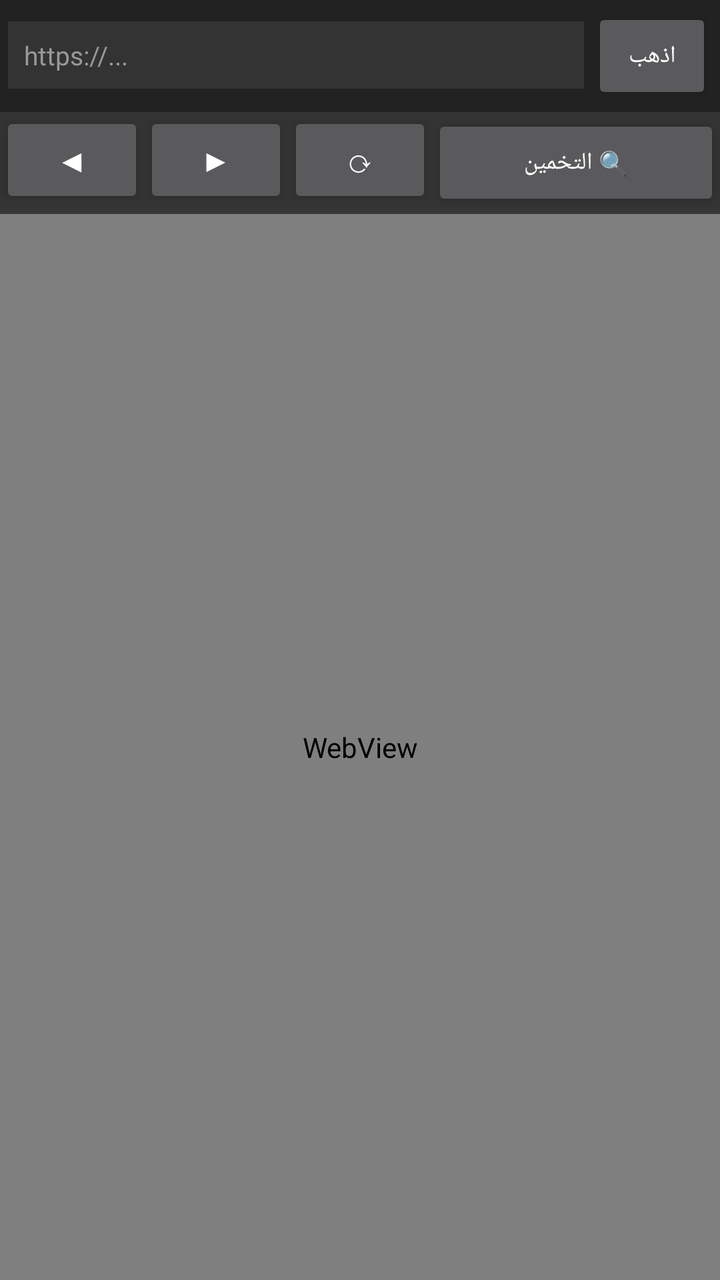
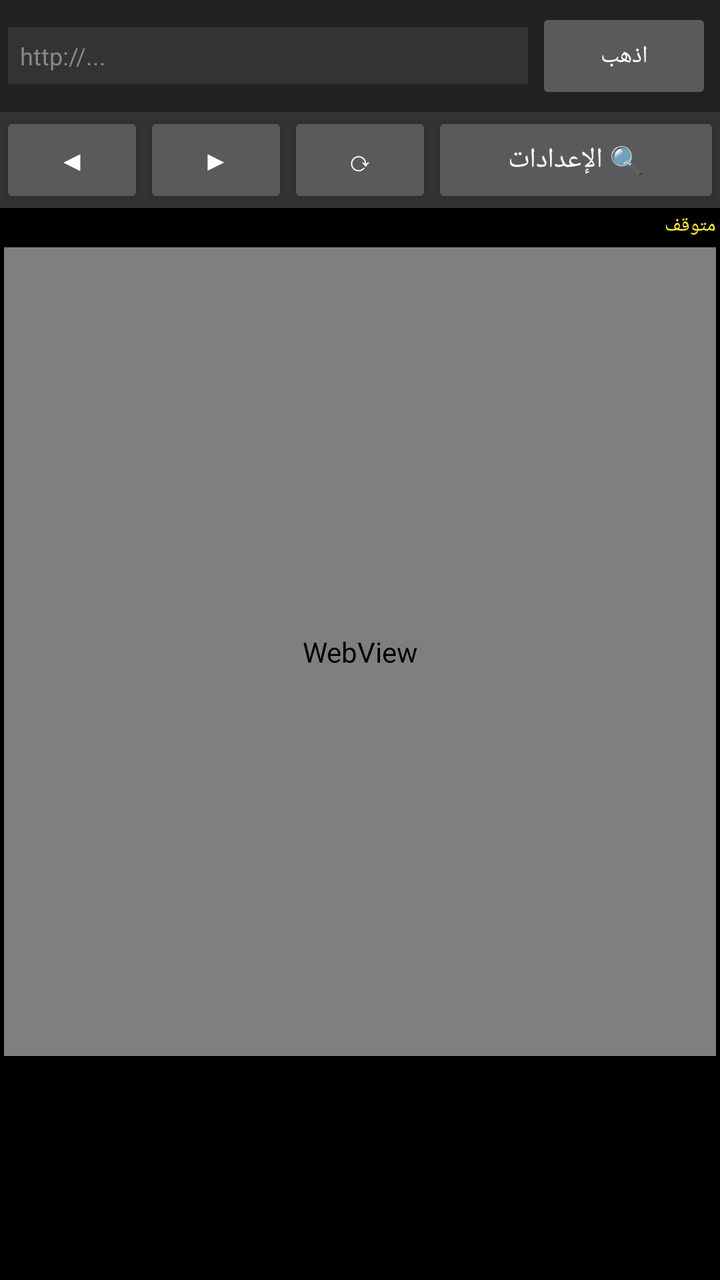

Two renders of the same Android screen: before a commit and after it. Below are the layout's source before the change and the commit's diff.
<!-- AndroidManifest.xml: application theme android:Theme.Material.NoActionBar -->
<!-- res/layout/activity_main.xml -->
<?xml version="1.0" encoding="utf-8"?>
<LinearLayout xmlns:android="http://schemas.android.com/apk/res/android"
    android:layout_width="match_parent"
    android:layout_height="match_parent"
    android:orientation="vertical"
    android:background="#000000">

    <LinearLayout android:layout_width="match_parent" android:layout_height="wrap_content"
        android:orientation="horizontal" android:padding="4dp" android:background="#222222">
        <EditText android:id="@+id/urlBar" android:layout_width="0dp" android:layout_height="wrap_content"
            android:layout_weight="1" android:hint="https://..." android:inputType="textUri"
            android:textColor="#FFFFFF" android:textColorHint="#999999" android:textSize="13sp"
            android:background="#333333" android:padding="8dp" android:layout_marginEnd="4dp"/>
        <Button android:id="@+id/btnGo" android:layout_width="wrap_content"
            android:layout_height="wrap_content" android:text="اذهب" android:textSize="12sp" android:minWidth="60dp"/>
    </LinearLayout>

    <LinearLayout android:layout_width="match_parent" android:layout_height="wrap_content"
        android:orientation="horizontal" android:background="#333333">
        <Button android:id="@+id/btnBack" android:layout_width="0dp" android:layout_height="wrap_content"
            android:layout_weight="1" android:text="◀" android:textSize="16sp"/>
        <Button android:id="@+id/btnForward" android:layout_width="0dp" android:layout_height="wrap_content"
            android:layout_weight="1" android:text="▶" android:textSize="16sp"/>
        <Button android:id="@+id/btnRefresh" android:layout_width="0dp" android:layout_height="wrap_content"
            android:layout_weight="1" android:text="⟳" android:textSize="16sp"/>
        <Button android:id="@+id/btnFinder" android:layout_width="0dp" android:layout_height="wrap_content"
            android:layout_weight="2" android:text="🔍 التخمين" android:textSize="12sp"/>
    </LinearLayout>

    <ProgressBar android:id="@+id/progressBar"
        style="?android:attr/progressBarStyleHorizontal"
        android:layout_width="match_parent" android:layout_height="3dp" android:max="100"/>

    <WebView android:id="@+id/webView" android:layout_width="match_parent"
        android:layout_height="0dp" android:layout_weight="1" android:background="#000000"/>

    <LinearLayout android:id="@+id/panel" android:layout_width="match_parent"
        android:layout_height="wrap_content" android:orientation="vertical"
        android:background="#0D0D0D" android:visibility="gone" android:padding="6dp">

        <TextView android:id="@+id/voucherResult" android:layout_width="match_parent"
            android:layout_height="wrap_content" android:visibility="gone"
            android:textColor="#000000" android:background="#00FF00"
            android:padding="10dp" android:textSize="16sp" android:textStyle="bold"
            android:gravity="center" android:layout_marginBottom="6dp"/>

        <TextView android:id="@+id/statusText" android:layout_width="match_parent"
            android:layout_height="wrap_content" android:textColor="#FFEB3B"
            android:textSize="11sp" android:text="متوقف" android:layout_marginBottom="4dp"/>

        <ScrollView android:layout_width="match_parent" android:layout_height="wrap_content" android:maxHeight="300dp">
            <LinearLayout android:layout_width="match_parent" android:layout_height="wrap_content"
                android:orientation="vertical">
                <LinearLayout android:layout_width="match_parent" android:layout_height="wrap_content"
                    android:orientation="horizontal">
                    <LinearLayout android:layout_width="0dp" android:layout_height="wrap_content"
                        android:layout_weight="1" android:orientation="vertical">
                        <TextView android:layout_width="wrap_content" android:layout_height="wrap_content"
                            android:text="البادئة (Prefix)" android:textColor="#CCCCCC" android:textSize="10sp"/>
                        <EditText android:id="@+id/etPrefix" android:layout_width="match_parent"
                            android:layout_height="wrap_content" android:hint="42091"
                            android:textColor="#FFFFFF" android:textColorHint="#666666"
                            android:textSize="12sp" android:background="#333333"
                            android:padding="4dp" android:inputType="text"/>
                    </LinearLayout>
                    <LinearLayout android:layout_width="0dp" android:layout_height="wrap_content"
                        android:layout_weight="1" android:orientation="vertical" android:layout_marginStart="4dp">
                        <TextView android:layout_width="wrap_content" android:layout_height="wrap_content"
                            android:text="اللاحقة (Suffix)" android:textColor="#CCCCCC" android:textSize="10sp"/>
                        <EditText android:id="@+id/etSuffix" android:layout_width="match_parent"
                            android:layout_height="wrap_content" android:hint="3"
                            android:textColor="#FFFFFF" android:textColorHint="#666666"
                            android:textSize="12sp" android:background="#333333"
                            android:padding="4dp" android:inputType="text"/>
                    </LinearLayout>
                </LinearLayout>

                <LinearLayout android:layout_width="match_parent" android:layout_height="wrap_content"
                    android:orientation="horizontal">
                    <LinearLayout android:layout_width="0dp" android:layout_height="wrap_content"
                        android:layout_weight="1" android:orientation="vertical">
                        <TextView android:layout_width="wrap_content" android:layout_height="wrap_content"
                            android:text="عدد الأرقام" android:textColor="#CCCCCC" android:textSize="10sp"/>
                        <EditText android:id="@+id/etDigits" android:layout_width="match_parent"
                            android:layout_height="wrap_content" android:hint="2"
                            android:textColor="#FFFFFF" android:textColorHint="#666666"
                            android:textSize="12sp" android:background="#333333"
                            android:padding="4dp" android:inputType="text"/>
                    </LinearLayout>
                    <LinearLayout android:layout_width="0dp" android:layout_height="wrap_content"
                        android:layout_weight="1" android:orientation="vertical" android:layout_marginStart="4dp">
                        <TextView android:layout_width="wrap_content" android:layout_height="wrap_content"
                            android:text="المحاولات" android:textColor="#CCCCCC" android:textSize="10sp"/>
                        <EditText android:id="@+id/etAttempts" android:layout_width="match_parent"
                            android:layout_height="wrap_content" android:hint="100"
                            android:textColor="#FFFFFF" android:textColorHint="#666666"
                            android:textSize="12sp" android:background="#333333"
                            android:padding="4dp" android:inputType="text"/>
                    </LinearLayout>
                </LinearLayout>

                <TextView android:layout_width="wrap_content" android:layout_height="wrap_content"
                    android:text="⏱ الإعدادات الزمنية (ms)" android:textColor="#FFEB3B"
                    android:textSize="10sp" android:textStyle="bold" android:layout_marginTop="4dp"/>
                <LinearLayout android:layout_width="match_parent" android:layout_height="wrap_content"
                    android:orientation="horizontal">
                    <LinearLayout android:layout_width="0dp" android:layout_height="wrap_content"
                        android:layout_weight="1" android:orientation="vertical">
                        <TextView android:layout_width="wrap_content" android:layout_height="wrap_content"
                            android:text="التأخير" android:textColor="#CCCCCC" android:textSize="9sp"/>
                        <EditText android:id="@+id/etPause" android:layout_width="match_parent"
                            android:layout_height="wrap_content" android:hint="300"
                            android:textColor="#FFFFFF" android:textColorHint="#666666"
                            android:textSize="11sp" android:background="#222222"
                            android:padding="3dp" android:inputType="text"/>
                    </LinearLayout>
                    <LinearLayout android:layout_width="0dp" android:layout_height="wrap_content"
                        android:layout_weight="1" android:orientation="vertical" android:layout_marginStart="4dp">
                        <TextView android:layout_width="wrap_content" android:layout_height="wrap_content"
                            android:text="الانتظار" android:textColor="#CCCCCC" android:textSize="9sp"/>
                        <EditText android:id="@+id/etRetry" android:layout_width="match_parent"
                            android:layout_height="wrap_content" android:hint="1000"
                            android:textColor="#FFFFFF" android:textColorHint="#666666"
                            android:textSize="11sp" android:background="#222222"
                            android:padding="3dp" android:inputType="text"/>
                    </LinearLayout>
                    <LinearLayout android:layout_width="0dp" android:layout_height="wrap_content"
                        android:layout_weight="1" android:orientation="vertical" android:layout_marginStart="4dp">
                        <TextView android:layout_width="wrap_content" android:layout_height="wrap_content"
                            android:text="حجم الدفعة" android:textColor="#CCCCCC" android:textSize="9sp"/>
                        <EditText android:id="@+id/etStatusEvery" android:layout_width="match_parent"
                            android:layout_height="wrap_content" android:hint="300"
                            android:textColor="#FFFFFF" android:textColorHint="#666666"
                            android:textSize="11sp" android:background="#222222"
                            android:padding="3dp" android:inputType="text"/>
                    </LinearLayout>
                    <LinearLayout android:layout_width="0dp" android:layout_height="wrap_content"
                        android:layout_weight="1" android:orientation="vertical" android:layout_marginStart="4dp">
                        <TextView android:layout_width="wrap_content" android:layout_height="wrap_content"
                            android:text="التوازي" android:textColor="#CCCCCC" android:textSize="9sp"/>
                        <EditText android:id="@+id/etRttEvery" android:layout_width="match_parent"
                            android:layout_height="wrap_content" android:hint="5"
                            android:textColor="#FFFFFF" android:textColorHint="#666666"
                            android:textSize="11sp" android:background="#222222"
                            android:padding="3dp" android:inputType="text"/>
                    </LinearLayout>
                </LinearLayout>
            </LinearLayout>
        </ScrollView>

        <LinearLayout android:layout_width="match_parent" android:layout_height="wrap_content"
            android:orientation="horizontal" android:layout_marginTop="4dp" android:layout_marginBottom="4dp">
            <Button android:id="@+id/btnPresentation" android:layout_width="match_parent" android:layout_height="wrap_content" android:text="🎬 وضع العرض: مُعطّل" android:textSize="11sp" android:layout_marginTop="4dp" android:layout_marginBottom="4dp"/>
                <Button android:id="@+id/btnStart" android:layout_width="0dp" android:layout_height="wrap_content"
                android:layout_weight="1" android:text="▶ ابدأ"/>
            <Button android:id="@+id/btnStop" android:layout_width="0dp" android:layout_height="wrap_content"
                android:layout_weight="1" android:text="⏹ إيقاف" android:layout_marginStart="4dp"/>
            <Button android:id="@+id/btnClear" android:layout_width="wrap_content" android:layout_height="wrap_content"
                android:text="🗑️" android:layout_marginStart="4dp"/>
        </LinearLayout>

        <TextView android:layout_width="wrap_content" android:layout_height="wrap_content"
            android:text="📋 السجل:" android:textColor="#FFEB3B" android:textSize="10sp"/>
        <ScrollView android:id="@+id/logScroll" android:layout_width="match_parent"
            android:layout_height="200dp" android:background="#000000">
            <TextView android:id="@+id/logText" android:layout_width="match_parent"
                android:layout_height="wrap_content" android:textColor="#00FF00"
                android:padding="6dp" android:textSize="10sp"
                android:fontFamily="monospace"/>
        </ScrollView>
    </LinearLayout>
</LinearLayout>
<!-- resources referenced by this layout -->
<resources>

</resources>

<!-- the commit's change to res/layout/activity_main.xml (unified diff, before → after) -->
@@ -1,172 +1,49 @@
 <?xml version="1.0" encoding="utf-8"?>
 <LinearLayout xmlns:android="http://schemas.android.com/apk/res/android"
-    android:layout_width="match_parent"
-    android:layout_height="match_parent"
-    android:orientation="vertical"
-    android:background="#000000">
+    android:layout_width="match_parent" android:layout_height="match_parent"
+    android:orientation="vertical" android:background="#000000">
 
-    <LinearLayout android:layout_width="match_parent" android:layout_height="wrap_content"
-        android:orientation="horizontal" android:padding="4dp" android:background="#222222">
-        <EditText android:id="@+id/urlBar" android:layout_width="0dp" android:layout_height="wrap_content"
-            android:layout_weight="1" android:hint="https://..." android:inputType="textUri"
-            android:textColor="#FFFFFF" android:textColorHint="#999999" android:textSize="13sp"
-            android:background="#333333" android:padding="8dp" android:layout_marginEnd="4dp"/>
-        <Button android:id="@+id/btnGo" android:layout_width="wrap_content"
-            android:layout_height="wrap_content" android:text="اذهب" android:textSize="12sp" android:minWidth="60dp"/>
+    <LinearLayout android:layout_width="match_parent" android:layout_height="wrap_content" android:background="#222" android:padding="4dp">
+        <EditText android:id="@+id/urlBar" android:layout_width="0dp" android:layout_height="wrap_content" android:layout_weight="1" android:hint="http://..." android:textColor="#FFF" android:textColorHint="#888" android:textSize="12sp" android:background="#333" android:padding="6dp" android:layout_marginEnd="4dp"/>
+        <Button android:id="@+id/btnGo" android:layout_width="wrap_content" android:layout_height="wrap_content" android:text="اذهب" android:textSize="12sp"/>
     </LinearLayout>
 
-    <LinearLayout android:layout_width="match_parent" android:layout_height="wrap_content"
-        android:orientation="horizontal" android:background="#333333">
-        <Button android:id="@+id/btnBack" android:layout_width="0dp" android:layout_height="wrap_content"
-            android:layout_weight="1" android:text="◀" android:textSize="16sp"/>
-        <Button android:id="@+id/btnForward" android:layout_width="0dp" android:layout_height="wrap_content"
-            android:layout_weight="1" android:text="▶" android:textSize="16sp"/>
-        <Button android:id="@+id/btnRefresh" android:layout_width="0dp" android:layout_height="wrap_content"
-            android:layout_weight="1" android:text="⟳" android:textSize="16sp"/>
-        <Button android:id="@+id/btnFinder" android:layout_width="0dp" android:layout_height="wrap_content"
-            android:layout_weight="2" android:text="🔍 التخمين" android:textSize="12sp"/>
+    <LinearLayout android:layout_width="match_parent" android:layout_height="wrap_content" android:orientation="horizontal" android:background="#333">
+        <Button android:id="@+id/btnBack" android:layout_width="0dp" android:layout_height="wrap_content" android:layout_weight="1" android:text="◀" />
+        <Button android:id="@+id/btnForward" android:layout_width="0dp" android:layout_height="wrap_content" android:layout_weight="1" android:text="▶" />
+        <Button android:id="@+id/btnRefresh" android:layout_width="0dp" android:layout_height="wrap_content" android:layout_weight="1" android:text="⟳" />
+        <Button android:id="@+id/btnFinder" android:layout_width="0dp" android:layout_height="wrap_content" android:layout_weight="2" android:text="🔍 الإعدادات" />
     </LinearLayout>
 
-    <ProgressBar android:id="@+id/progressBar"
-        style="?android:attr/progressBarStyleHorizontal"
-        android:layout_width="match_parent" android:layout_height="3dp" android:max="100"/>
+    <ScrollView android:id="@+id/panel" android:layout_width="match_parent" android:layout_height="wrap_content" android:maxHeight="220dp" android:visibility="gone" android:background="#1A1A1A">
+        <LinearLayout android:layout_width="match_parent" android:layout_height="wrap_content" android:orientation="vertical" android:padding="4dp">
+            <LinearLayout android:layout_width="match_parent" android:layout_height="wrap_content" android:orientation="horizontal">
+                <EditText android:id="@+id/etPrefix" android:layout_width="0dp" android:layout_height="wrap_content" android:layout_weight="1" android:hint="Prefix" android:textColor="#FFF" android:background="#333" android:padding="4dp" android:layout_marginEnd="2dp"/>
+                <EditText android:id="@+id/etSuffix" android:layout_width="0dp" android:layout_height="wrap_content" android:layout_weight="1" android:hint="Suffix" android:textColor="#FFF" android:background="#333" android:padding="4dp" android:layout_marginEnd="2dp"/>
+                <EditText android:id="@+id/etDigits" android:layout_width="0dp" android:layout_height="wrap_content" android:layout_weight="1" android:hint="Digits" android:inputType="number" android:textColor="#FFF" android:background="#333" android:padding="4dp" android:layout_marginEnd="2dp"/>
+                <EditText android:id="@+id/etAttempts" android:layout_width="0dp" android:layout_height="wrap_content" android:layout_weight="1" android:hint="Attempts" android:inputType="number" android:textColor="#FFF" android:background="#333" android:padding="4dp"/>
+            </LinearLayout>
+            <LinearLayout android:layout_width="match_parent" android:layout_height="wrap_content" android:orientation="horizontal" android:layout_marginTop="2dp">
+                <EditText android:id="@+id/etPause" android:layout_width="0dp" android:layout_height="wrap_content" android:layout_weight="1" android:hint="Pause" android:textColor="#FFF" android:background="#222" android:padding="4dp" android:layout_marginEnd="2dp"/>
+                <EditText android:id="@+id/etRetry" android:layout_width="0dp" android:layout_height="wrap_content" android:layout_weight="1" android:hint="Retry" android:textColor="#FFF" android:background="#222" android:padding="4dp" android:layout_marginEnd="2dp"/>
+                <EditText android:id="@+id/etStatusEvery" android:layout_width="0dp" android:layout_height="wrap_content" android:layout_weight="1" android:hint="Status" android:textColor="#FFF" android:background="#222" android:padding="4dp" android:layout_marginEnd="2dp"/>
+                <EditText android:id="@+id/etThreads" android:layout_width="0dp" android:layout_height="wrap_content" android:layout_weight="1" android:hint="Threads" android:inputType="number" android:textColor="#FFF" android:background="#222" android:padding="4dp"/>
+            </LinearLayout>
+            <Button android:id="@+id/btnPresentation" android:layout_width="match_parent" android:layout_height="wrap_content" android:text="🎬 وضع العرض: معطل" android:textSize="12sp" android:layout_marginTop="6dp"/>
+            <LinearLayout android:layout_width="match_parent" android:layout_height="wrap_content" android:orientation="horizontal" android:layout_marginTop="4dp">
+                <Button android:id="@+id/btnStart" android:layout_width="0dp" android:layout_height="wrap_content" android:layout_weight="1" android:text="▶ ابدأ"/>
+                <Button android:id="@+id/btnStop" android:layout_width="0dp" android:layout_height="wrap_content" android:layout_weight="1" android:text="⏹ إيقاف" android:layout_marginStart="4dp"/>
+                <Button android:id="@+id/btnClear" android:layout_width="wrap_content" android:layout_height="wrap_content" android:text="🗑️" android:layout_marginStart="4dp"/>
+            </LinearLayout>
+            <TextView android:id="@+id/voucherResult" android:layout_width="match_parent" android:layout_height="wrap_content" android:visibility="gone" android:textColor="#000" android:background="#0F0" android:padding="8dp" android:textSize="14sp" android:textStyle="bold" android:gravity="center" android:layout_marginTop="4dp"/>
+        </LinearLayout>
+    </ScrollView>
 
-    <WebView android:id="@+id/webView" android:layout_width="match_parent"
-        android:layout_height="0dp" android:layout_weight="1" android:background="#000000"/>
+    <TextView android:id="@+id/statusText" android:layout_width="match_parent" android:layout_height="wrap_content" android:textColor="#FFEB3B" android:background="#000" android:textSize="10sp" android:padding="2dp" android:text="متوقف"/>
 
-    <LinearLayout android:id="@+id/panel" android:layout_width="match_parent"
-        android:layout_height="wrap_content" android:orientation="vertical"
-        android:background="#0D0D0D" android:visibility="gone" android:padding="6dp">
+    <WebView android:id="@+id/webView" android:layout_width="match_parent" android:layout_height="0dp" android:layout_weight="1" android:layout_margin="2dp"/>
 
-        <TextView android:id="@+id/voucherResult" android:layout_width="match_parent"
-            android:layout_height="wrap_content" android:visibility="gone"
-            android:textColor="#000000" android:background="#00FF00"
-            android:padding="10dp" android:textSize="16sp" android:textStyle="bold"
-            android:gravity="center" android:layout_marginBottom="6dp"/>
-
-        <TextView android:id="@+id/statusText" android:layout_width="match_parent"
-            android:layout_height="wrap_content" android:textColor="#FFEB3B"
-            android:textSize="11sp" android:text="متوقف" android:layout_marginBottom="4dp"/>
-
-        <ScrollView android:layout_width="match_parent" android:layout_height="wrap_content" android:maxHeight="300dp">
-            <LinearLayout android:layout_width="match_parent" android:layout_height="wrap_content"
-                android:orientation="vertical">
-                <LinearLayout android:layout_width="match_parent" android:layout_height="wrap_content"
-                    android:orientation="horizontal">
-                    <LinearLayout android:layout_width="0dp" android:layout_height="wrap_content"
-                        android:layout_weight="1" android:orientation="vertical">
-                        <TextView android:layout_width="wrap_content" android:layout_height="wrap_content"
-                            android:text="البادئة (Prefix)" android:textColor="#CCCCCC" android:textSize="10sp"/>
-                        <EditText android:id="@+id/etPrefix" android:layout_width="match_parent"
-                            android:layout_height="wrap_content" android:hint="42091"
-                            android:textColor="#FFFFFF" android:textColorHint="#666666"
-                            android:textSize="12sp" android:background="#333333"
-                            android:padding="4dp" android:inputType="text"/>
-                    </LinearLayout>
-                    <LinearLayout android:layout_width="0dp" android:layout_height="wrap_content"
-                        android:layout_weight="1" android:orientation="vertical" android:layout_marginStart="4dp">
-                        <TextView android:layout_width="wrap_content" android:layout_height="wrap_content"
-                            android:text="اللاحقة (Suffix)" android:textColor="#CCCCCC" android:textSize="10sp"/>
-                        <EditText android:id="@+id/etSuffix" android:layout_width="match_parent"
-                            android:layout_height="wrap_content" android:hint="3"
-                            android:textColor="#FFFFFF" android:textColorHint="#666666"
-                            android:textSize="12sp" android:background="#333333"
-                            android:padding="4dp" android:inputType="text"/>
-                    </LinearLayout>
-                </LinearLayout>
-
-                <LinearLayout android:layout_width="match_parent" android:layout_height="wrap_content"
-                    android:orientation="horizontal">
-                    <LinearLayout android:layout_width="0dp" android:layout_height="wrap_content"
-                        android:layout_weight="1" android:orientation="vertical">
-                        <TextView android:layout_width="wrap_content" android:layout_height="wrap_content"
-                            android:text="عدد الأرقام" android:textColor="#CCCCCC" android:textSize="10sp"/>
-                        <EditText android:id="@+id/etDigits" android:layout_width="match_parent"
-                            android:layout_height="wrap_content" android:hint="2"
-                            android:textColor="#FFFFFF" android:textColorHint="#666666"
-                            android:textSize="12sp" android:background="#333333"
-                            android:padding="4dp" android:inputType="text"/>
-                    </LinearLayout>
-                    <LinearLayout android:layout_width="0dp" android:layout_height="wrap_content"
-                        android:layout_weight="1" android:orientation="vertical" android:layout_marginStart="4dp">
-                        <TextView android:layout_width="wrap_content" android:layout_height="wrap_content"
-                            android:text="المحاولات" android:textColor="#CCCCCC" android:textSize="10sp"/>
-                        <EditText android:id="@+id/etAttempts" android:layout_width="match_parent"
-                            android:layout_height="wrap_content" android:hint="100"
-                            android:textColor="#FFFFFF" android:textColorHint="#666666"
-                            android:textSize="12sp" android:background="#333333"
-                            android:padding="4dp" android:inputType="text"/>
-                    </LinearLayout>
-                </LinearLayout>
-
-                <TextView android:layout_width="wrap_content" android:layout_height="wrap_content"
-                    android:text="⏱ الإعدادات الزمنية (ms)" android:textColor="#FFEB3B"
-                    android:textSize="10sp" android:textStyle="bold" android:layout_marginTop="4dp"/>
-                <LinearLayout android:layout_width="match_parent" android:layout_height="wrap_content"
-                    android:orientation="horizontal">
-                    <LinearLayout android:layout_width="0dp" android:layout_height="wrap_content"
-                        android:layout_weight="1" android:orientation="vertical">
-                        <TextView android:layout_width="wrap_content" android:layout_height="wrap_content"
-                            android:text="التأخير" android:textColor="#CCCCCC" android:textSize="9sp"/>
-                        <EditText android:id="@+id/etPause" android:layout_width="match_parent"
-                            android:layout_height="wrap_content" android:hint="300"
-                            android:textColor="#FFFFFF" android:textColorHint="#666666"
-                            android:textSize="11sp" android:background="#222222"
-                            android:padding="3dp" android:inputType="text"/>
-                    </LinearLayout>
-                    <LinearLayout android:layout_width="0dp" android:layout_height="wrap_content"
-                        android:layout_weight="1" android:orientation="vertical" android:layout_marginStart="4dp">
-                        <TextView android:layout_width="wrap_content" android:layout_height="wrap_content"
-                            android:text="الانتظار" android:textColor="#CCCCCC" android:textSize="9sp"/>
-                        <EditText android:id="@+id/etRetry" android:layout_width="match_parent"
-                            android:layout_height="wrap_content" android:hint="1000"
-                            android:textColor="#FFFFFF" android:textColorHint="#666666"
-                            android:textSize="11sp" android:background="#222222"
-                            android:padding="3dp" android:inputType="text"/>
-                    </LinearLayout>
-                    <LinearLayout android:layout_width="0dp" android:layout_height="wrap_content"
-                        android:layout_weight="1" android:orientation="vertical" android:layout_marginStart="4dp">
-                        <TextView android:layout_width="wrap_content" android:layout_height="wrap_content"
-                            android:text="حجم الدفعة" android:textColor="#CCCCCC" android:textSize="9sp"/>
-                        <EditText android:id="@+id/etStatusEvery" android:layout_width="match_parent"
-                            android:layout_height="wrap_content" android:hint="300"
-                            android:textColor="#FFFFFF" android:textColorHint="#666666"
-                            android:textSize="11sp" android:background="#222222"
-                            android:padding="3dp" android:inputType="text"/>
-                    </LinearLayout>
-                    <LinearLayout android:layout_width="0dp" android:layout_height="wrap_content"
-                        android:layout_weight="1" android:orientation="vertical" android:layout_marginStart="4dp">
-                        <TextView android:layout_width="wrap_content" android:layout_height="wrap_content"
-                            android:text="التوازي" android:textColor="#CCCCCC" android:textSize="9sp"/>
-                        <EditText android:id="@+id/etRttEvery" android:layout_width="match_parent"
-                            android:layout_height="wrap_content" android:hint="5"
-                            android:textColor="#FFFFFF" android:textColorHint="#666666"
-                            android:textSize="11sp" android:background="#222222"
-                            android:padding="3dp" android:inputType="text"/>
-                    </LinearLayout>
-                </LinearLayout>
-            </LinearLayout>
-        </ScrollView>
-
-        <LinearLayout android:layout_width="match_parent" android:layout_height="wrap_content"
-            android:orientation="horizontal" android:layout_marginTop="4dp" android:layout_marginBottom="4dp">
-            <Button android:id="@+id/btnPresentation" android:layout_width="match_parent" android:layout_height="wrap_content" android:text="🎬 وضع العرض: مُعطّل" android:textSize="11sp" android:layout_marginTop="4dp" android:layout_marginBottom="4dp"/>
-                <Button android:id="@+id/btnStart" android:layout_width="0dp" android:layout_height="wrap_content"
-                android:layout_weight="1" android:text="▶ ابدأ"/>
-            <Button android:id="@+id/btnStop" android:layout_width="0dp" android:layout_height="wrap_content"
-                android:layout_weight="1" android:text="⏹ إيقاف" android:layout_marginStart="4dp"/>
-            <Button android:id="@+id/btnClear" android:layout_width="wrap_content" android:layout_height="wrap_content"
-                android:text="🗑️" android:layout_marginStart="4dp"/>
-        </LinearLayout>
-
-        <TextView android:layout_width="wrap_content" android:layout_height="wrap_content"
-            android:text="📋 السجل:" android:textColor="#FFEB3B" android:textSize="10sp"/>
-        <ScrollView android:id="@+id/logScroll" android:layout_width="match_parent"
-            android:layout_height="200dp" android:background="#000000">
-            <TextView android:id="@+id/logText" android:layout_width="match_parent"
-                android:layout_height="wrap_content" android:textColor="#00FF00"
-                android:padding="6dp" android:textSize="10sp"
-                android:fontFamily="monospace"/>
-        </ScrollView>
-    </LinearLayout>
+    <ScrollView android:id="@+id/logScroll" android:layout_width="match_parent" android:layout_height="110dp" android:background="#000">
+        <TextView android:id="@+id/logText" android:layout_width="match_parent" android:layout_height="wrap_content" android:textColor="#0F0" android:padding="4dp" android:textSize="9sp" android:fontFamily="monospace"/>
+    </ScrollView>
 </LinearLayout>
